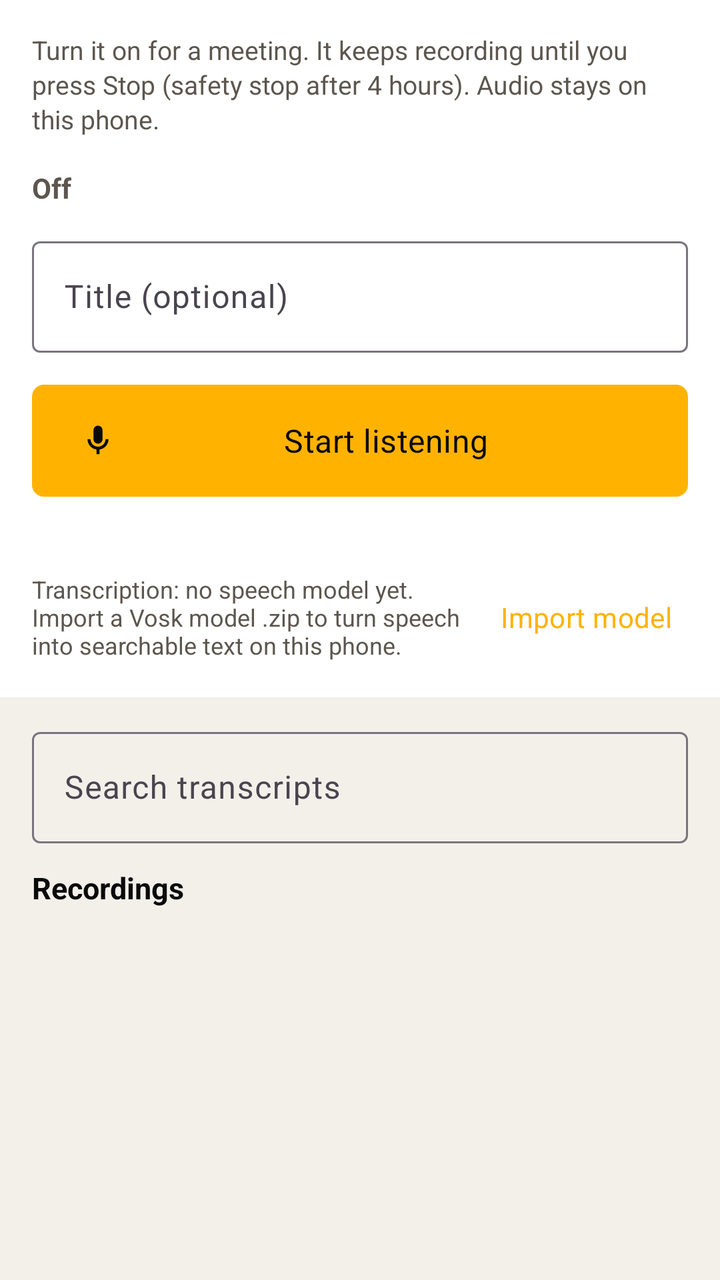
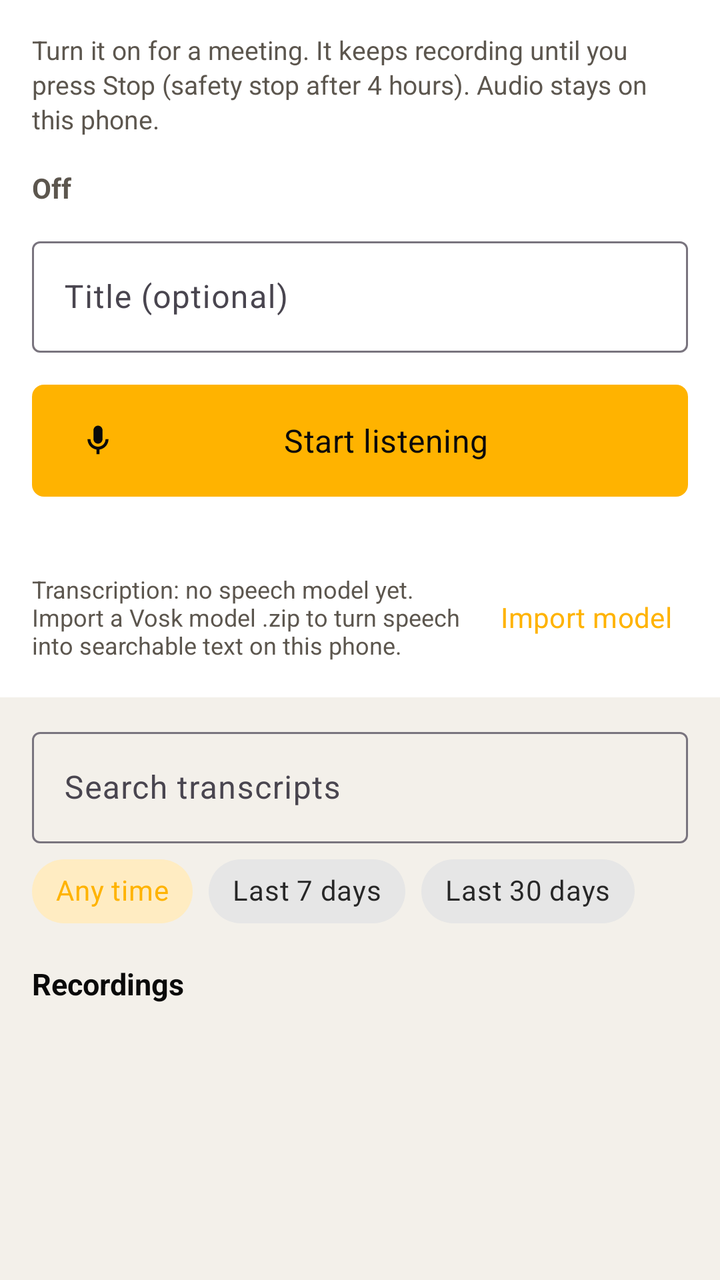

Before-and-after screenshots of an Android layout around one commit, followed by the original layout XML and the change that was made.
<!-- AndroidManifest.xml: application theme Theme.MoneyManager -->
<!-- res/layout/fragment_listener.xml -->
<?xml version="1.0" encoding="utf-8"?>
<LinearLayout xmlns:android="http://schemas.android.com/apk/res/android"
    xmlns:app="http://schemas.android.com/apk/res-auto"
    android:layout_width="match_parent"
    android:layout_height="match_parent"
    android:orientation="vertical"
    android:background="@color/background_gray">

    <LinearLayout
        android:layout_width="match_parent"
        android:layout_height="wrap_content"
        android:orientation="vertical"
        android:padding="16dp"
        android:background="@color/surface_white">

        <TextView
            android:layout_width="match_parent"
            android:layout_height="wrap_content"
            android:text="@string/listener_intro"
            android:textColor="@color/text_secondary"
            android:textSize="13sp"
            android:lineSpacingExtra="2dp" />

        <LinearLayout
            android:layout_width="match_parent"
            android:layout_height="wrap_content"
            android:layout_marginTop="16dp"
            android:orientation="horizontal"
            android:gravity="center_vertical">

            <TextView
                android:id="@+id/tv_listener_status"
                android:layout_width="0dp"
                android:layout_height="wrap_content"
                android:layout_weight="1"
                android:text="@string/listener_status_idle"
                android:textColor="@color/text_secondary"
                android:textSize="14sp"
                android:textStyle="bold" />

            <Chronometer
                android:id="@+id/chrono_listener"
                android:layout_width="wrap_content"
                android:layout_height="wrap_content"
                android:textColor="@color/text_primary"
                android:textSize="28sp"
                android:textStyle="bold"
                android:visibility="gone" />
        </LinearLayout>

        <com.google.android.material.textfield.TextInputLayout
            android:id="@+id/til_listener_title"
            android:layout_width="match_parent"
            android:layout_height="wrap_content"
            android:layout_marginTop="12dp"
            android:hint="@string/listener_title_hint">

            <com.google.android.material.textfield.TextInputEditText
                android:id="@+id/et_listener_title"
                android:layout_width="match_parent"
                android:layout_height="wrap_content"
                android:inputType="textCapSentences"
                android:maxLines="1" />
        </com.google.android.material.textfield.TextInputLayout>

        <com.google.android.material.button.MaterialButton
            android:id="@+id/btn_listener_toggle"
            android:layout_width="match_parent"
            android:layout_height="64dp"
            android:layout_marginTop="12dp"
            android:text="@string/listener_start"
            android:textSize="16sp"
            app:icon="@drawable/ic_mic" />

        <TextView
            android:id="@+id/tv_listener_free"
            android:layout_width="match_parent"
            android:layout_height="wrap_content"
            android:layout_marginTop="8dp"
            android:textColor="@color/text_secondary"
            android:textSize="12sp" />

        
        <LinearLayout
            android:layout_width="match_parent"
            android:layout_height="wrap_content"
            android:layout_marginTop="8dp"
            android:orientation="horizontal"
            android:gravity="center_vertical">

            <TextView
                android:id="@+id/tv_listener_model"
                android:layout_width="0dp"
                android:layout_height="wrap_content"
                android:layout_weight="1"
                android:text="@string/listener_stt_model_none"
                android:textColor="@color/text_secondary"
                android:textSize="12sp" />

            <com.google.android.material.button.MaterialButton
                android:id="@+id/btn_listener_model_import"
                style="@style/Widget.MaterialComponents.Button.TextButton"
                android:layout_width="wrap_content"
                android:layout_height="wrap_content"
                android:text="@string/listener_stt_import" />

            <com.google.android.material.button.MaterialButton
                android:id="@+id/btn_listener_model_remove"
                style="@style/Widget.MaterialComponents.Button.TextButton"
                android:layout_width="wrap_content"
                android:layout_height="wrap_content"
                android:text="@string/listener_stt_remove"
                android:visibility="gone" />
        </LinearLayout>
    </LinearLayout>

    <com.google.android.material.textfield.TextInputLayout
        android:id="@+id/til_listener_search"
        android:layout_width="match_parent"
        android:layout_height="wrap_content"
        android:layout_marginHorizontal="16dp"
        android:layout_marginTop="12dp"
        android:hint="@string/listener_search_hint"
        app:endIconMode="clear_text">

        <com.google.android.material.textfield.TextInputEditText
            android:id="@+id/et_listener_search"
            android:layout_width="match_parent"
            android:layout_height="wrap_content"
            android:imeOptions="actionSearch"
            android:inputType="text"
            android:maxLines="1" />
    </com.google.android.material.textfield.TextInputLayout>

    <TextView
        android:id="@+id/tv_listener_list_header"
        android:layout_width="match_parent"
        android:layout_height="wrap_content"
        android:paddingHorizontal="16dp"
        android:paddingTop="12dp"
        android:paddingBottom="4dp"
        android:text="@string/listener_sessions_header"
        android:textColor="@color/text_primary"
        android:textSize="15sp"
        android:textStyle="bold" />

    <TextView
        android:id="@+id/tv_listener_empty"
        android:layout_width="match_parent"
        android:layout_height="wrap_content"
        android:padding="24dp"
        android:gravity="center"
        android:text="@string/listener_empty"
        android:textColor="@color/text_secondary"
        android:visibility="gone" />

    <androidx.recyclerview.widget.RecyclerView
        android:id="@+id/rv_listener_sessions"
        android:layout_width="match_parent"
        android:layout_height="0dp"
        android:layout_weight="1"
        android:padding="8dp"
        android:clipToPadding="false" />

    <androidx.recyclerview.widget.RecyclerView
        android:id="@+id/rv_listener_hits"
        android:layout_width="match_parent"
        android:layout_height="0dp"
        android:layout_weight="1"
        android:padding="8dp"
        android:clipToPadding="false"
        android:visibility="gone" />
</LinearLayout>
<!-- resources referenced by this layout -->
<resources>
  <color name="background_gray">#F3F0EA</color>
  <color name="surface_white">#FFFFFF</color>
  <color name="text_primary">#0A0A0A</color>
  <color name="text_secondary">#5C564E</color>
  <!-- drawable ic_mic (drawable) -->
  <?xml version="1.0" encoding="utf-8"?>
  <vector xmlns:android="http://schemas.android.com/apk/res/android"
      android:width="24dp"
      android:height="24dp"
      android:viewportWidth="24"
      android:viewportHeight="24">
      <path
          android:fillColor="#0A0A0A"
          android:pathData="M12,14c1.66,0 3,-1.34 3,-3V5c0,-1.66 -1.34,-3 -3,-3S9,3.34 9,5v6c0,1.66 1.34,3 3,3z" />
      <path
          android:fillColor="#0A0A0A"
          android:pathData="M17,11c0,2.76 -2.24,5 -5,5s-5,-2.24 -5,-5H5c0,3.53 2.61,6.43 6,6.92V21h2v-3.08c3.39,-0.49 6,-3.39 6,-6.92h-2z" />
  </vector>
  <string name="listener_empty">No recordings yet.</string>
  <string name="listener_intro">Turn it on for a meeting. It keeps recording until you press Stop (safety stop after 4 hours). Audio stays on this phone.</string>
  <string name="listener_search_hint">Search transcripts</string>
  <string name="listener_sessions_header">Recordings</string>
  <string name="listener_start">Start listening</string>
  <string name="listener_status_idle">Off</string>
  <string name="listener_stt_import">Import model</string>
  <string name="listener_stt_model_none">Transcription: no speech model yet. Import a Vosk model .zip to turn speech into searchable text on this phone.</string>
  <string name="listener_stt_remove">Remove</string>
  <string name="listener_title_hint">Title (optional)</string>
  <style name="Theme.MoneyManager" parent="Base.Theme.MoneyManager" />
  <color name="primary_yellow">#FFB300</color>
  <color name="primary_yellow_dark">#FF8F00</color>
  <color name="accent_blue">#0B3D91</color>
  <color name="teal_700">#00695C</color>
  <color name="white">#FFFFFFFF</color>
  <style name="Widget.Jaruri.Button" parent="Widget.Material3.Button">
          <item name="android:textAllCaps">false</item>
          <item name="android:letterSpacing">0.01</item>
          <item name="cornerRadius">6dp</item>
      </style>
  <style name="Widget.Jaruri.Button.Text" parent="Widget.Material3.Button.TextButton">
          <item name="android:textAllCaps">false</item>
          <item name="android:letterSpacing">0.01</item>
      </style>
  <color name="hairline">#E3DDD4</color>
  <!-- unchanged entries left out for length: 1 -->
</resources>

<!-- the commit's change to res/layout/fragment_listener.xml (unified diff, before → after) -->
@@ -72,6 +72,16 @@
             android:textSize="16sp"
             app:icon="@drawable/ic_mic" />
 
+        
+        <com.google.android.material.button.MaterialButton
+            android:id="@+id/btn_listener_mark"
+            style="@style/Widget.MaterialComponents.Button.OutlinedButton"
+            android:layout_width="match_parent"
+            android:layout_height="wrap_content"
+            android:layout_marginTop="4dp"
+            android:text="@string/listener_mark"
+            android:visibility="gone" />
+
         <TextView
             android:id="@+id/tv_listener_free"
             android:layout_width="match_parent"
@@ -131,6 +141,39 @@
             android:inputType="text"
             android:maxLines="1" />
     </com.google.android.material.textfield.TextInputLayout>
+
+    
+    <com.google.android.material.chip.ChipGroup
+        android:id="@+id/cg_listener_range"
+        android:layout_width="match_parent"
+        android:layout_height="wrap_content"
+        android:layout_marginHorizontal="16dp"
+        app:checkedChip="@id/chip_range_all"
+        app:selectionRequired="true"
+        app:singleLine="true"
+        app:singleSelection="true">
+
+        <com.google.android.material.chip.Chip
+            android:id="@+id/chip_range_all"
+            style="@style/Widget.MaterialComponents.Chip.Choice"
+            android:layout_width="wrap_content"
+            android:layout_height="wrap_content"
+            android:text="@string/listener_range_all" />
+
+        <com.google.android.material.chip.Chip
+            android:id="@+id/chip_range_week"
+            style="@style/Widget.MaterialComponents.Chip.Choice"
+            android:layout_width="wrap_content"
+            android:layout_height="wrap_content"
+            android:text="@string/listener_range_week" />
+
+        <com.google.android.material.chip.Chip
+            android:id="@+id/chip_range_month"
+            style="@style/Widget.MaterialComponents.Chip.Choice"
+            android:layout_width="wrap_content"
+            android:layout_height="wrap_content"
+            android:text="@string/listener_range_month" />
+    </com.google.android.material.chip.ChipGroup>
 
     <TextView
         android:id="@+id/tv_listener_list_header"
<!-- resource entries referenced after the edit -->
@@ -20,6 +20,10 @@
   </vector>
   <string name="listener_empty">No recordings yet.</string>
   <string name="listener_intro">Turn it on for a meeting. It keeps recording until you press Stop (safety stop after 4 hours). Audio stays on this phone.</string>
+  <string name="listener_mark">Mark</string>
+  <string name="listener_range_all">Any time</string>
+  <string name="listener_range_month">Last 30 days</string>
+  <string name="listener_range_week">Last 7 days</string>
   <string name="listener_search_hint">Search transcripts</string>
   <string name="listener_sessions_header">Recordings</string>
   <string name="listener_start">Start listening</string>
